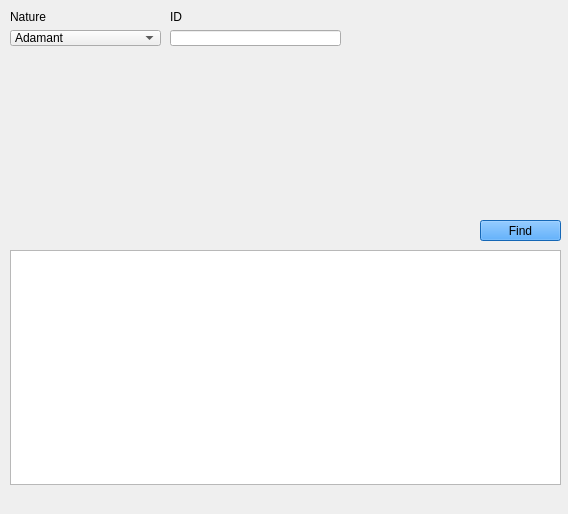
First picture: the form in Forms/Util/IVtoPID.ui, repository Admiral-Fish/PokeFinder, before the edit.
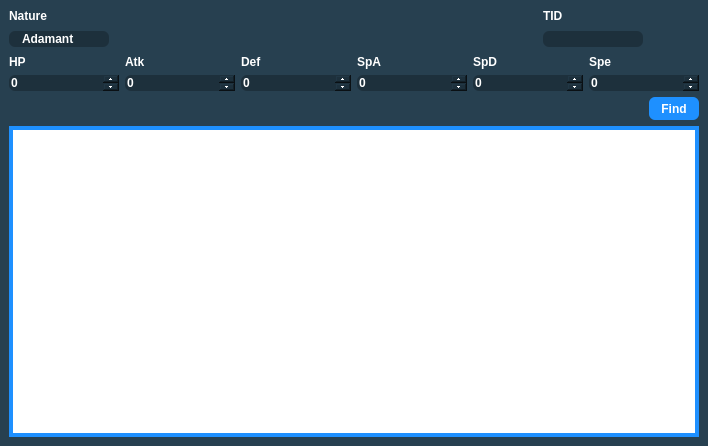
Second picture: the form after the edit. Icons and pictures are not drawn. Custom widgets are drawn as their Qt base class.

```diff
--- a/Forms/Util/IVtoPID.ui
+++ b/Forms/Util/IVtoPID.ui
@@ -6,49 +6,36 @@
    <rect>
     <x>0</x>
     <y>0</y>
-    <width>568</width>
-    <height>514</height>
+    <width>708</width>
+    <height>446</height>
    </rect>
   </property>
+  <property name="sizePolicy">
+   <sizepolicy hsizetype="Fixed" vsizetype="Fixed">
+    <horstretch>0</horstretch>
+    <verstretch>0</verstretch>
+   </sizepolicy>
+  </property>
+  <property name="minimumSize">
+   <size>
+    <width>708</width>
+    <height>446</height>
+   </size>
+  </property>
+  <property name="maximumSize">
+   <size>
+    <width>708</width>
+    <height>446</height>
+   </size>
+  </property>
   <property name="windowTitle">
    <string>IVs to PID</string>
   </property>
   <property name="styleSheet">
-   <string notr="true">* {
-	font-family: &quot;Myriad Pro&quot;, Montserrat;
-	font-weight: 500;
-}
-
-.QTabWidget &gt;  QWidget &gt; QWidget {
-	background-color: #E6E6E6;
-}
-
-QTabBar::tab {
-	color: black;
-	background-color: #A1ABB3;
-	font-family: &quot;Myriad Pro&quot;;
-}
-
-QTabBar::tab:selected {
-	color: white;
-	background-color: #1D303C;
-}
-
-QCheckBox::indicator {
-	border: 2px solid white;
-	border-radius: 3px;
-	height: 10px;
-	width: 10px;
-}
-
-QCheckBox::indicator:unchecked {
+   <string notr="true">QMainWindow {
 	background-color: #274050;
 }
 
-QCheckBox::indicator:checked {
-	background-color: white;
-}
-
 QTableView {
 	border: 4px solid DodgerBlue;
 }
@@ -67,27 +54,18 @@
 	border:none;
 	border-radius: 6px;
 	color: white;
-}
-
-QGroupBox {
-	background-color: #274050;
-	border-radius: 10px;
-	margin-top: 7px;
 	font-family: &quot;Myriad Pro&quot;, Montserrat;
 	font-weight: 500;
 }
 
-.QGroupBox * {
-		font-family: &quot;Myriad Pro&quot;, Montserrat;
-		font-weight: 500;
-}
-
 QComboBox {
 	background-color: #1D303C;
 	border: none;
 	border-radius: 6px;
 	color: white;
 	padding-left: 13px;
+	font-family: &quot;Myriad Pro&quot;, Montserrat;
+	font-weight: 500;
 }
 
 QComboBox QListView{
@@ -131,32 +109,132 @@
 
 QLabel {
 	color: white;
-}
-
-QGroupBox::title {
-	subcontrol-origin: margin;
-	left: 20px;
-	padding: 3px 5px 3px 5px;
-	background-color: #969F91;
-	border-radius: 5px;
+	font-family: &quot;Myriad Pro&quot;, Montserrat;
+	font-weight: 500;
 }
 
 QPushButton {
 	border: none;
 	border-radius: 6px;
 	color: white;
+	background-color: DodgerBlue;
+	font-family: &quot;Myriad Pro&quot;, Montserrat;
+	font-weight: 500;
 }
-</string>
+
+QSpinBox {
+	qproperty-alignment: AlignCenter;
+	background-color: #1D303C;
+	border: none;
+	border-radius: 6px;
+	color: white;
+	font-family: &quot;Myriad Pro&quot;, Montserrat;
+	font-weight: 500;
+}
+
+QSpinBox::up-button {
+	subcontrol-origin: border;
+    subcontrol-position: top right;
+}
+
+QSpinBox::down-button {
+	subcontrol-origin: border;
+    subcontrol-position: bottom right;
+}</string>
   </property>
   <widget class="QWidget" name="centralwidget">
+   <layout class="QGridLayout" name="gridLayout_2">
+    <item row="2" column="0" colspan="4">
+     <layout class="QGridLayout" name="gridLayout">
+      <item row="0" column="0">
+       <widget class="QLabel" name="label">
+        <property name="text">
+         <string>HP</string>
+        </property>
+       </widget>
+      </item>
+      <item row="0" column="1">
+       <widget class="QLabel" name="label_2">
+        <property name="text">
+         <string>Atk</string>
+        </property>
+       </widget>
+      </item>
+      <item row="0" column="2">
+       <widget class="QLabel" name="label_3">
+        <property name="text">
+         <string>Def</string>
+        </property>
+       </widget>
+      </item>
+      <item row="0" column="3">
+       <widget class="QLabel" name="label_4">
+        <property name="text">
+         <string>SpA</string>
+        </property>
+       </widget>
+      </item>
+      <item row="0" column="4">
+       <widget class="QLabel" name="label_5">
+        <property name="text">
+         <string>SpD</string>
+        </property>
+       </widget>
+      </item>
+      <item row="0" column="5">
+       <widget class="QLabel" name="label_6">
+        <property name="text">
+         <string>Spe</string>
+        </property>
+       </widget>
+      </item>
+      <item row="1" column="0">
+       <widget class="QSpinBox" name="spinBoxHP"/>
+      </item>
+      <item row="1" column="1">
+       <widget class="QSpinBox" name="spinBoxAtk"/>
+      </item>
+      <item row="1" column="2">
+       <widget class="QSpinBox" name="spinBoxDef"/>
+      </item>
+      <item row="1" column="3">
+       <widget class="QSpinBox" name="spinBoxSpA"/>
+      </item>
+      <item row="1" column="4">
+       <widget class="QSpinBox" name="spinBoxSpD"/>
+      </item>
+      <item row="1" column="5">
+       <widget class="QSpinBox" name="spinBoxSpe"/>
+      </item>
+     </layout>
+    </item>
+    <item row="0" column="0">
+     <widget class="QLabel" name="labelNature">
+      <property name="styleSheet">
+       <string notr="true"/>
+      </property>
+      <property name="text">
+       <string>Nature</string>
+      </property>
+     </widget>
+    </item>
+    <item row="0" column="2">
+     <widget class="QLabel" name="labelID">
+      <property name="styleSheet">
+       <string notr="true"/>
+      </property>
+      <property name="text">
+       <string>TID</string>
+      </property>
+     </widget>
+    </item>
+    <item row="1" column="0">
    <widget class="QComboBox" name="comboBoxNatureGenerator">
-    <property name="geometry">
-     <rect>
-      <x>10</x>
-      <y>30</y>
-      <width>151</width>
-      <height>16</height>
-     </rect>
+      <property name="minimumSize">
+       <size>
+        <width>100</width>
+        <height>0</height>
+       </size>
     </property>
     <item>
      <property name="text">
@@ -284,79 +362,25 @@
      </property>
     </item>
    </widget>
-   <widget class="QLabel" name="labelNature">
-    <property name="geometry">
-     <rect>
-      <x>10</x>
-      <y>10</y>
-      <width>54</width>
-      <height>14</height>
-     </rect>
-    </property>
-    <property name="styleSheet">
-     <string notr="true">QLabel {
-	color: black;
-}</string>
-    </property>
-    <property name="text">
-     <string>Nature</string>
-    </property>
-   </widget>
-   <widget class="QTextBox" name="textBoxID">
-    <property name="geometry">
-     <rect>
-      <x>170</x>
-      <y>30</y>
-      <width>171</width>
-      <height>16</height>
-     </rect>
-    </property>
-   </widget>
-   <widget class="QLabel" name="labelID">
-    <property name="geometry">
-     <rect>
-      <x>170</x>
-      <y>10</y>
-      <width>54</width>
-      <height>14</height>
-     </rect>
-    </property>
-    <property name="styleSheet">
-     <string notr="true">QLabel {
-	color: black;
-}</string>
-    </property>
-    <property name="text">
-     <string>ID</string>
-    </property>
-   </widget>
+    </item>
+    <item row="3" column="3">
    <widget class="QPushButton" name="pushButtonFind">
-    <property name="geometry">
-     <rect>
-      <x>480</x>
-      <y>220</y>
-      <width>81</width>
-      <height>21</height>
-     </rect>
+      <property name="minimumSize">
+       <size>
+        <width>50</width>
+        <height>23</height>
+       </size>
     </property>
     <property name="styleSheet">
-     <string notr="true">QPushButton {
-	background-color: DodgerBlue;
-}</string>
+       <string notr="true"/>
     </property>
     <property name="text">
      <string>Find</string>
     </property>
    </widget>
+    </item>
+    <item row="4" column="0" colspan="4">
    <widget class="QTableView" name="tableView">
-    <property name="geometry">
-     <rect>
-      <x>10</x>
-      <y>250</y>
-      <width>551</width>
-      <height>235</height>
-     </rect>
-    </property>
     <property name="maximumSize">
      <size>
       <width>16777215</width>
@@ -385,28 +409,31 @@
      <number>20</number>
     </attribute>
    </widget>
-   <widget class="IVFilter" name="ivFilterGenerator" native="true">
-    <property name="geometry">
-     <rect>
-      <x>10</x>
-      <y>50</y>
-      <width>335</width>
-      <height>180</height>
-     </rect>
-    </property>
-    <property name="minimumSize">
-     <size>
-      <width>335</width>
-      <height>180</height>
-     </size>
-    </property>
+    </item>
+    <item row="1" column="2">
+     <widget class="QTextBox" name="textBoxID">
     <property name="maximumSize">
      <size>
-      <width>335</width>
-      <height>180</height>
+        <width>100</width>
+        <height>16777215</height>
      </size>
     </property>
    </widget>
+    </item>
+    <item row="1" column="1">
+     <spacer name="horizontalSpacer">
+      <property name="orientation">
+       <enum>Qt::Horizontal</enum>
+      </property>
+      <property name="sizeHint" stdset="0">
+       <size>
+        <width>40</width>
+        <height>20</height>
+       </size>
+      </property>
+     </spacer>
+    </item>
+   </layout>
   </widget>
   <widget class="QMenuBar" name="menubar">
    <property name="geometry">
@@ -425,12 +452,6 @@
    <extends>QLineEdit</extends>
    <header>Forms/Controls/QTextBox.hpp</header>
   </customwidget>
-  <customwidget>
-   <class>IVFilter</class>
-   <extends>QWidget</extends>
-   <header>Forms/Controls/IVFilter.hpp</header>
-   <container>1</container>
-  </customwidget>
  </customwidgets>
  <resources/>
  <connections/>
```
Left out of the diff: 4 changed lines with no effect on the pictures. Lines whose indentation alone changed are shown as unchanged.
